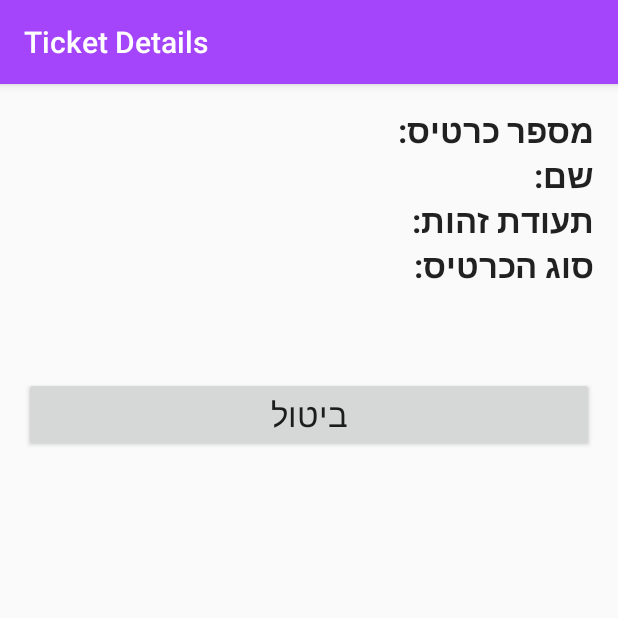
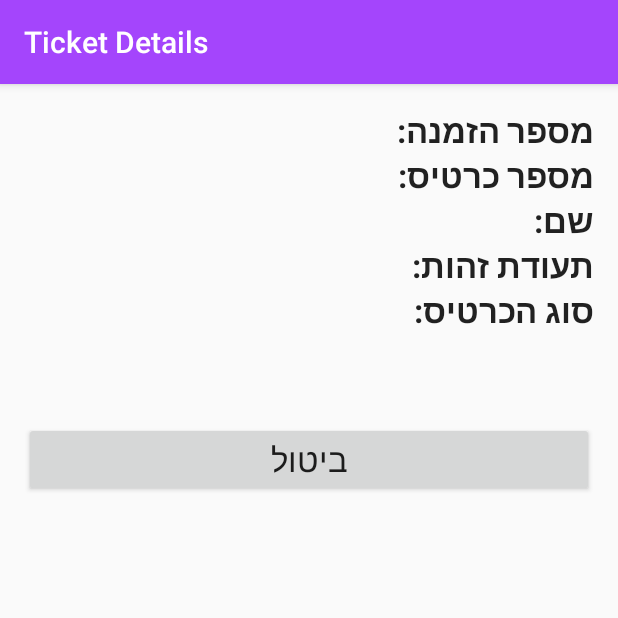
Before and after one commit to rotman/midburn-gate-android, an Android app: the ShowActivity screen opened directly, with no data from a screen before it, on a phone screen of 412 x 824 dp, the top half of it. Run offline under Robolectric (Android 15) with nearby library versions, the phone set to English and light mode, and no system bars.

Commit message:
Adding back the invitation number

```diff
--- a/app/build.gradle
+++ b/app/build.gradle
@@ -19,8 +19,6 @@ android {
             proguardFiles getDefaultProguardFile('proguard-android.txt'), 'proguard-rules.pro'
         }
     }
-
-
 }
 
 dependencies {
--- a/app/src/main/java/com/midburn/gate/midburngate/activities/MainActivity.java
+++ b/app/src/main/java/com/midburn/gate/midburngate/activities/MainActivity.java
@@ -125,8 +125,11 @@ public class MainActivity
 							               Log.e(AppConsts.TAG, "returned barcode is null. can't continue!!!");
 						               }
 						               if (!ticketJsonObject.isNull("ticket_number")) {
-							               ticket.setTicketNumber((int) ticketJsonObject.get("ticket_number"));
-						               }
+										   ticket.setTicketNumber((int) ticketJsonObject.get("ticket_number"));
+									   }
+									   if (!ticketJsonObject.isNull("order_number")) {
+										   ticket.setInvitationNumber((String) ticketJsonObject.get("order_number"));
+									   }
 						               if (!ticketJsonObject.isNull("holder_name")) {
 							               ticket.setTicketOwnerName((String) ticketJsonObject.get("holder_name"));
 						               }
--- a/app/src/main/java/com/midburn/gate/midburngate/activities/ShowActivity.java
+++ b/app/src/main/java/com/midburn/gate/midburngate/activities/ShowActivity.java
@@ -36,6 +36,7 @@ import okhttp3.Response;
 public class ShowActivity
 		extends AppCompatActivity {
 
+	private TextView     mTicketOrderNumberTextView;
 	private TextView     mTicketNumberTextView;
 	private TextView     mTicketOwnerNameTextView;
 	private TextView     mTicketTypeTextView;
@@ -338,6 +339,7 @@ public class ShowActivity
 		if (ticket != null) {
 
 			mTicket = ticket;
+			mTicketOrderNumberTextView.setText(String.valueOf(ticket.getInvitationNumber()));
 			mTicketNumberTextView.setText(String.valueOf(ticket.getTicketNumber()));
 			mTicketOwnerNameTextView.setText(ticket.getTicketOwnerName());
 			mTicketTypeTextView.setText(ticket.getTicketType());
@@ -385,6 +387,7 @@ public class ShowActivity
 	}
 
 	private void bindView() {
+		mTicketOrderNumberTextView = (TextView) findViewById(R.id.orderNumberTextView_ShowActivity);
 		mTicketNumberTextView = (TextView) findViewById(R.id.ticketNumberTextView_ShowActivity);
 		mTicketOwnerNameTextView = (TextView) findViewById(R.id.ticketOwnerTextView_ShowActivity);
 		mTicketTypeTextView = (TextView) findViewById(R.id.ticketTypeTextView_ShowActivity);
--- a/app/src/main/java/com/midburn/gate/midburngate/model/Ticket.java
+++ b/app/src/main/java/com/midburn/gate/midburngate/model/Ticket.java
@@ -44,6 +44,10 @@ public class Ticket
 
 	public String getInvitationNumber() {
 		return mInvitationNumber;
+	}
+
+	public void setInvitationNumber(String invitationNumber) {
+		this.mInvitationNumber = invitationNumber;
 	}
 
 	public int getTicketNumber() {
--- a/app/src/main/res/layout/activity_show.xml
+++ b/app/src/main/res/layout/activity_show.xml
@@ -11,6 +11,24 @@
     android:paddingRight="@dimen/activity_horizontal_margin"
     android:paddingTop="@dimen/activity_vertical_margin"
     tools:context="com.midburn.gate.midburngate.activities.ShowActivity">
+
+    <RelativeLayout android:layout_width="match_parent"
+        android:layout_height="wrap_content">
+
+
+        <TextView android:layout_width="wrap_content"
+            android:layout_height="wrap_content"
+            android:layout_alignParentEnd="true"
+            android:text="@string/invitation_number"
+            android:textAppearance="?android:attr/textAppearanceLarge"
+            android:textStyle="bold"/>
+
+        <TextView android:id="@+id/orderNumberTextView_ShowActivity"
+            android:layout_width="wrap_content"
+            android:layout_height="wrap_content"
+            android:layout_alignParentStart="true"
+            android:textAppearance="?android:attr/textAppearanceLarge"/>
+    </RelativeLayout>
 
     <RelativeLayout android:layout_width="match_parent"
                     android:layout_height="wrap_content">
@@ -28,7 +46,6 @@
                   android:layout_height="wrap_content"
                   android:layout_alignParentStart="true"
                   android:textAppearance="?android:attr/textAppearanceLarge"/>
-
     </RelativeLayout>
 
     <RelativeLayout android:layout_width="match_parent"
```
Also changed, not shown: 1 other file.
